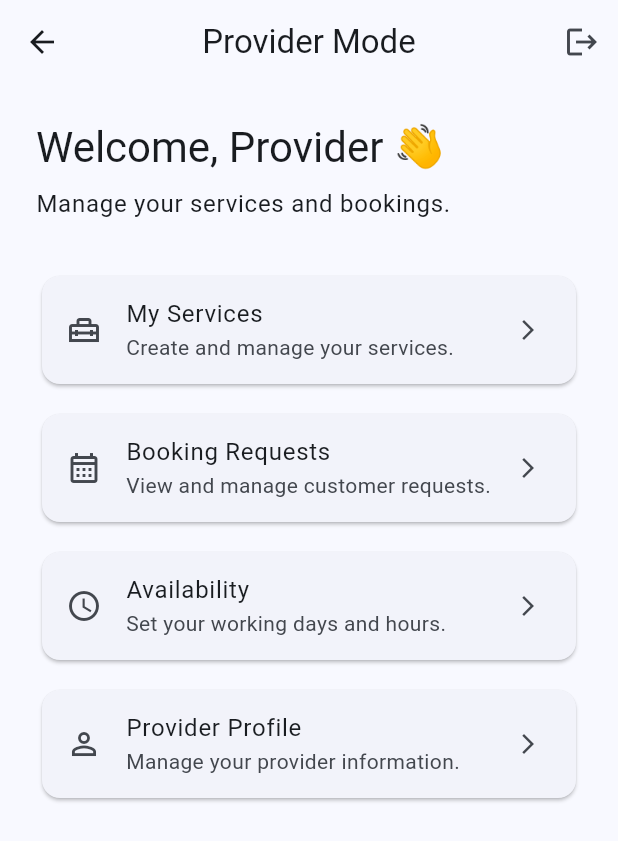
After one commit to shahabzack/service-marketplace, a Flutter app: the ProviderHomeScreen screen opened directly, on a phone screen of 412 x 824 dp. The commit adds this screen. Shown: the top 841 px of the screen. Run offline on Flutter 3.47's test engine with Material 3 defaults, Android fonts, the phone set to English and light mode, and no system bars; our stand-ins replace dio, flutter_riverpod, flutter_secure_storage; accounts and stored records are empty; network calls fail.

Commit message:
Implement provider services vertical slice

```diff
--- a/mobile/lib/core/constants/api_constants.dart
+++ b/mobile/lib/core/constants/api_constants.dart
@@ -4,4 +4,7 @@ class ApiConstants {
   static const String login = '/auth/login';
   static const String register = '/auth/register';
   static const String me = '/auth/me';
+
+  static const String services = '/services';
+  static const String myServices = '/services/my';
 }
--- /dev/null
+++ b/mobile/lib/features/provider/screens/provider_home_screen.dart
@@ -0,0 +1,115 @@
+import 'package:flutter/material.dart';
+import 'package:flutter_riverpod/flutter_riverpod.dart';
+
+import '../../auth/providers/auth_provider.dart';
+import 'my_services_screen.dart';
+
+class ProviderHomeScreen extends ConsumerWidget {
+  const ProviderHomeScreen({super.key});
+
+  @override
+  Widget build(BuildContext context, WidgetRef ref) {
+    final user = ref.watch(authProvider).user;
+
+    return Scaffold(
+      appBar: AppBar(
+        title: const Text('Provider Mode'),
+        centerTitle: true,
+        actions: [
+          IconButton(
+            onPressed: () {
+              ref.read(authProvider.notifier).logout();
+            },
+            icon: const Icon(Icons.logout),
+            tooltip: 'Logout',
+          ),
+        ],
+      ),
+      body: SafeArea(
+        child: Padding(
+          padding: const EdgeInsets.all(24),
+          child: Column(
+            crossAxisAlignment: CrossAxisAlignment.start,
+            children: [
+              Text(
+                'Welcome, ${user?.name ?? 'Provider'} 👋',
+                style: Theme.of(context).textTheme.headlineMedium,
+              ),
+              const SizedBox(height: 8),
+              Text(
+                'Manage your services and bookings.',
+                style: Theme.of(context).textTheme.bodyLarge,
+              ),
+              const SizedBox(height: 32),
+
+              _ProviderCard(
+                icon: Icons.home_repair_service_outlined,
+                title: 'My Services',
+                subtitle: 'Create and manage your services.',
+                onTap: () {
+                  Navigator.of(context).push(
+                    MaterialPageRoute(builder: (_) => const MyServicesScreen()),
+                  );
+                },
+              ),
+
+              const SizedBox(height: 12),
+
+              _ProviderCard(
+                icon: Icons.calendar_month_outlined,
+                title: 'Booking Requests',
+                subtitle: 'View and manage customer requests.',
+                onTap: () {},
+              ),
+
+              const SizedBox(height: 12),
+
+              _ProviderCard(
+                icon: Icons.schedule_outlined,
+                title: 'Availability',
+                subtitle: 'Set your working days and hours.',
+                onTap: () {},
+              ),
+
+              const SizedBox(height: 12),
+
+              _ProviderCard(
+                icon: Icons.person_outline,
+                title: 'Provider Profile',
+                subtitle: 'Manage your provider information.',
+                onTap: () {},
+              ),
+            ],
+          ),
+        ),
+      ),
+    );
+  }
+}
+
+class _ProviderCard extends StatelessWidget {
+  final IconData icon;
+  final String title;
+  final String subtitle;
+  final VoidCallback onTap;
+
+  const _ProviderCard({
+    required this.icon,
+    required this.title,
+    required this.subtitle,
+    required this.onTap,
+  });
+
+  @override
+  Widget build(BuildContext context) {
+    return Card(
+      child: ListTile(
+        leading: Icon(icon),
+        title: Text(title),
+        subtitle: Text(subtitle),
+        trailing: const Icon(Icons.arrow_forward_ios, size: 16),
+        onTap: onTap,
+      ),
+    );
+  }
+}
```
Also changed, not shown: mobile/lib/features/auth/models/auth_models.dart (+34 -0 lines), mobile/lib/features/auth/providers/auth_provider.dart (+14 -5 lines), mobile/lib/features/auth/services/auth_service.dart (+6 -4 lines), mobile/lib/features/home/screens/home_screen.dart (+34 -2 lines), mobile/lib/features/provider/models/service_model.dart (added, +37 -0 lines), mobile/lib/features/provider/screens/my_services_screen.dart (added, +95 -0 lines), mobile/lib/features/provider/services/provider_service.dart (added, +57 -0 lines), 8 other files.
